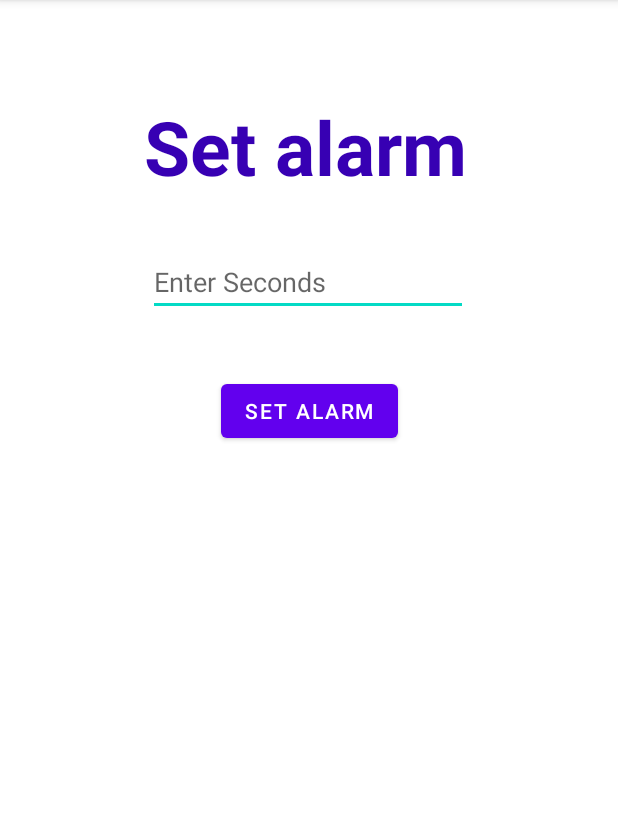
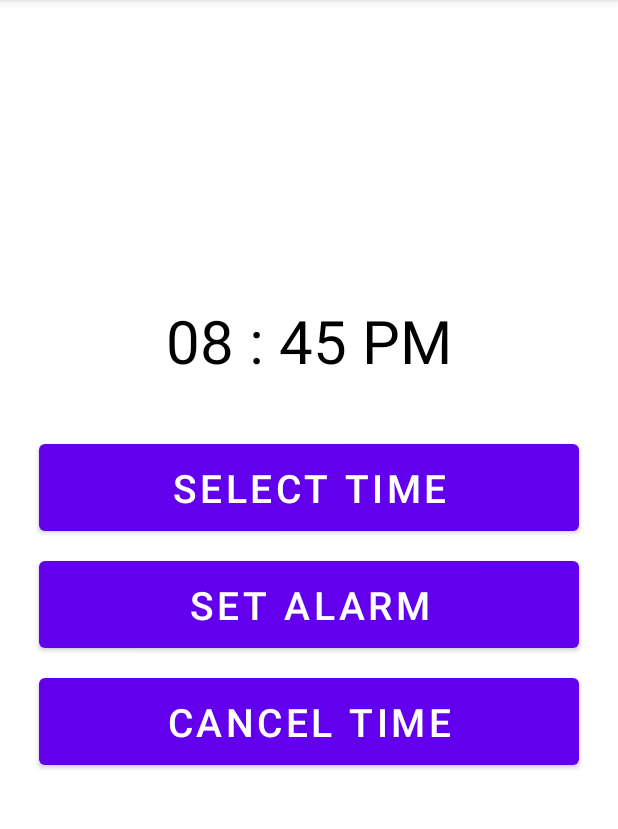
Before and after one commit to aaronkim00/AlarmDemo, an Android app: the screen it shows after launch (MainActivity), after a tap on "SET ALARM", on a phone screen of 412 x 824 dp, the part 84-913 px from its top. Run offline under Robolectric (Android 15) with nearby library versions, the phone set to English and light mode, and no system bars; 1 statement that could not run was skipped.

Commit message:
Basic alarm app
https://www.youtube.com/watch?v=n9FN0odXqi0

```diff
--- a/app/build.gradle
+++ b/app/build.gradle
@@ -27,6 +27,9 @@ android {
             proguardFiles getDefaultProguardFile('proguard-android-optimize.txt'), 'proguard-rules.pro'
         }
     }
+    buildFeatures{
+        viewBinding true
+    }
     compileOptions {
         sourceCompatibility JavaVersion.VERSION_1_8
         targetCompatibility JavaVersion.VERSION_1_8
--- a/app/src/main/AndroidManifest.xml
+++ b/app/src/main/AndroidManifest.xml
@@ -9,7 +9,7 @@
         android:roundIcon="@mipmap/ic_launcher_round"
         android:supportsRtl="true"
         android:theme="@style/Theme.AlarmDemo">
-        <activity android:name=".AlarmOnActivity"></activity>
+        <activity android:name=".DestinationActivity"/>
         <activity android:name=".MainActivity">
             <intent-filter>
                 <action android:name="android.intent.action.MAIN" />
@@ -18,7 +18,7 @@
             </intent-filter>
         </activity>
 
-        <receiver android:name=".MyBroadcastReceiver" />
+        <receiver android:name=".AlarmReceiver" />
     </application>
 
 </manifest>
--- a/app/src/main/java/com/example/alarmdemo/MainActivity.kt
+++ b/app/src/main/java/com/example/alarmdemo/MainActivity.kt
@@ -1,26 +1,119 @@
 package com.example.alarmdemo
 
 import android.app.AlarmManager
+import android.app.NotificationChannel
+import android.app.NotificationManager
 import android.app.PendingIntent
 import android.content.Context
 import android.content.Intent
+import android.os.Build
 import androidx.appcompat.app.AppCompatActivity
 import android.os.Bundle
+import android.view.LayoutInflater
 import android.widget.Toast
+import com.example.alarmdemo.databinding.ActivityMainBinding
+import com.google.android.material.timepicker.MaterialTimePicker
+import com.google.android.material.timepicker.TimeFormat
 import kotlinx.android.synthetic.main.activity_main.*
+import java.util.*
 
 class MainActivity : AppCompatActivity() {
+
+    private lateinit var binding : ActivityMainBinding
+    private lateinit var picker : MaterialTimePicker
+    private lateinit var calendar : Calendar
+    private lateinit var alarmManager: AlarmManager
+    private lateinit var pendingIntent : PendingIntent
+
     override fun onCreate(savedInstanceState: Bundle?) {
         super.onCreate(savedInstanceState)
-        setContentView(R.layout.activity_main)
+        binding = ActivityMainBinding.inflate(layoutInflater)
+        setContentView(binding.root)
+        createNotificationChannel()
 
-        button.setOnClickListener{
-            var sec = editTextNumber.text.toString().toInt()
-            var i = Intent(applicationContext, MyBroadcastReceiver::class.java)
-            var pi = PendingIntent.getBroadcast(applicationContext, 111, i, 0)
-            var am : AlarmManager = getSystemService((Context.ALARM_SERVICE)) as AlarmManager
-            am.set(AlarmManager.RTC_WAKEUP, System.currentTimeMillis()+(sec*1000), pi)
-            Toast.makeText(applicationContext, "Alarm is set for $sec Seconds", Toast.LENGTH_LONG).show()
+        binding.selectTimeBtn.setOnClickListener {
+            showTimePicker()
+        }
+
+        binding.setAlarmBtn.setOnClickListener {
+            setAlarm()
+        }
+
+        binding.cancelAlarmBtn.setOnClickListener {
+            cancelAlarm()
+        }
+
+    }
+
+    private fun cancelAlarm() {
+        alarmManager = getSystemService(ALARM_SERVICE) as AlarmManager
+        val intent = Intent(this, AlarmReceiver::class.java)
+
+        pendingIntent = PendingIntent.getBroadcast(this, 0, intent, 0)
+
+        alarmManager.cancel(pendingIntent)
+
+        Toast.makeText(this, "Alarm Cancelled", Toast.LENGTH_LONG).show()
+    }
+
+    private fun setAlarm() {
+        alarmManager = getSystemService(ALARM_SERVICE) as AlarmManager
+        val intent = Intent(this, AlarmReceiver::class.java)
+
+        pendingIntent = PendingIntent.getBroadcast(this, 0, intent,0)
+
+        alarmManager.setRepeating(
+            AlarmManager.RTC_WAKEUP, calendar.timeInMillis,
+            AlarmManager.INTERVAL_DAY, pendingIntent
+        )
+
+        Toast.makeText(this, "Alarm set Successfully", Toast.LENGTH_SHORT).show()
+    }
+
+    private fun showTimePicker() {
+        picker = MaterialTimePicker.Builder()
+                .setTimeFormat(TimeFormat.CLOCK_12H)
+                .setHour(12)
+                .setMinute(0)
+                .setTitleText("Select Alarm Time")
+                .build()
+
+        picker.show(supportFragmentManager, "foxandroid")
+        picker.addOnPositiveButtonClickListener {
+            if(picker.hour > 12){
+                binding.selectedTime.text =
+                    String.format("%02d", picker.hour-12) + ":" + String.format(
+                        "%02d",
+                            picker.minute
+                    ) + " PM"
+            }
+            else{
+                binding.selectedTime.text =
+                    String.format("%02d", picker.hour) + ":" + String.format(
+                            "%02d",
+                            picker.minute
+                    ) + " AM"
+            }
+
+            calendar = Calendar.getInstance()
+            calendar[Calendar.HOUR_OF_DAY] = picker.hour
+            calendar[Calendar.MINUTE] = picker.minute
+            calendar[Calendar.SECOND] = 0
+            calendar[Calendar.MILLISECOND] = 0
+        }
+    }
+
+    private fun createNotificationChannel() {
+        if(Build.VERSION.SDK_INT >= Build.VERSION_CODES.O){
+            val name : CharSequence = "foxandroidReminderChannel"
+            val description = "Channel For Alarm Manager"
+            val importance = NotificationManager.IMPORTANCE_HIGH
+            val channel = NotificationChannel("foxandroid", name, importance)
+            channel.description = description
+            val notificationManager = getSystemService(
+                NotificationManager::class.java
+            )
+            notificationManager.createNotificationChannel(channel)
         }
     }
 }
--- a/app/src/main/res/layout/activity_main.xml
+++ b/app/src/main/res/layout/activity_main.xml
@@ -1,46 +1,46 @@
 <?xml version="1.0" encoding="utf-8"?>
-<androidx.constraintlayout.widget.ConstraintLayout xmlns:android="http://schemas.android.com/apk/res/android"
+<LinearLayout xmlns:android="http://schemas.android.com/apk/res/android"
     xmlns:app="http://schemas.android.com/apk/res-auto"
     xmlns:tools="http://schemas.android.com/tools"
     android:layout_width="match_parent"
     android:layout_height="match_parent"
+    android:orientation="vertical"
     tools:context=".MainActivity">
 
-    <TextView
-        android:id="@+id/textView"
-        android:layout_width="wrap_content"
-        android:layout_height="wrap_content"
-        android:layout_marginTop="64dp"
-        android:text="Set alarm"
-        android:textColor="@color/design_default_color_primary_dark"
-        android:textSize="50dp"
-        android:textStyle="bold"
-        app:layout_constraintEnd_toEndOf="parent"
-        app:layout_constraintHorizontal_bias="0.489"
-        app:layout_constraintStart_toStartOf="parent"
-        app:layout_constraintTop_toTopOf="parent" />
-
-    <EditText
-        android:id="@+id/editTextNumber"
-        android:layout_width="wrap_content"
-        android:layout_height="wrap_content"
-        android:layout_marginTop="34dp"
-        android:layout_marginEnd="1dp"
-        android:layout_marginRight="1dp"
-        android:ems="10"
-        android:hint="Enter Seconds"
-        android:inputType="number"
-        app:layout_constraintEnd_toEndOf="parent"
-        app:layout_constraintStart_toStartOf="parent"
-        app:layout_constraintTop_toBottomOf="@+id/textView" />
+   <TextView
+       android:layout_width="match_parent"
+       android:layout_height="wrap_content"
+       android:id="@+id/selectedTime"
+       android:layout_marginTop="200dp"
+       android:text="08 : 45 PM"
+       android:textAlignment="center"
+       android:textColor="@color/black"
+       android:textSize="40dp"/>
 
     <Button
-        android:id="@+id/button"
-        android:layout_width="wrap_content"
-        android:layout_height="wrap_content"
-        android:layout_marginTop="39dp"
+        android:id="@+id/selectTimeBtn"
+        android:layout_width="match_parent"
+        android:layout_height="70dp"
+        android:layout_marginTop="36dp"
+        android:layout_marginHorizontal="26dp"
+        android:text="Select Time"
+        android:textSize="26dp"/>
+
+    <Button
+        android:id="@+id/setAlarmBtn"
+        android:layout_width="match_parent"
+        android:layout_height="70dp"
+        android:layout_marginTop="8dp"
+        android:layout_marginHorizontal="26dp"
         android:text="Set Alarm"
-        app:layout_constraintEnd_toEndOf="parent"
-        app:layout_constraintStart_toStartOf="parent"
-        app:layout_constraintTop_toBottomOf="@+id/editTextNumber" />
-</androidx.constraintlayout.widget.ConstraintLayout>
+        android:textSize="26dp"/>
+
+    <Button
+        android:id="@+id/cancelAlarmBtn"
+        android:layout_width="match_parent"
+        android:layout_height="70dp"
+        android:layout_marginTop="8dp"
+        android:layout_marginHorizontal="26dp"
+        android:text="Cancel Time"
+        android:textSize="26dp"/>
+</LinearLayout>
```
Also changed, not shown: app/src/main/java/com/example/alarmdemo/AlarmOnActivity.kt (deleted, +0 -20 lines), app/src/main/java/com/example/alarmdemo/AlarmReceiver.kt (added, +31 -0 lines), app/src/main/java/com/example/alarmdemo/DestinationActivity.kt (added, +13 -0 lines), app/src/main/java/com/example/alarmdemo/MyBroadcastReceiver.kt (deleted, +0 -14 lines), app/src/main/res/layout/activity_destination.xml (renamed from app/src/main/res/layout/activity_alarm_on.xml).
